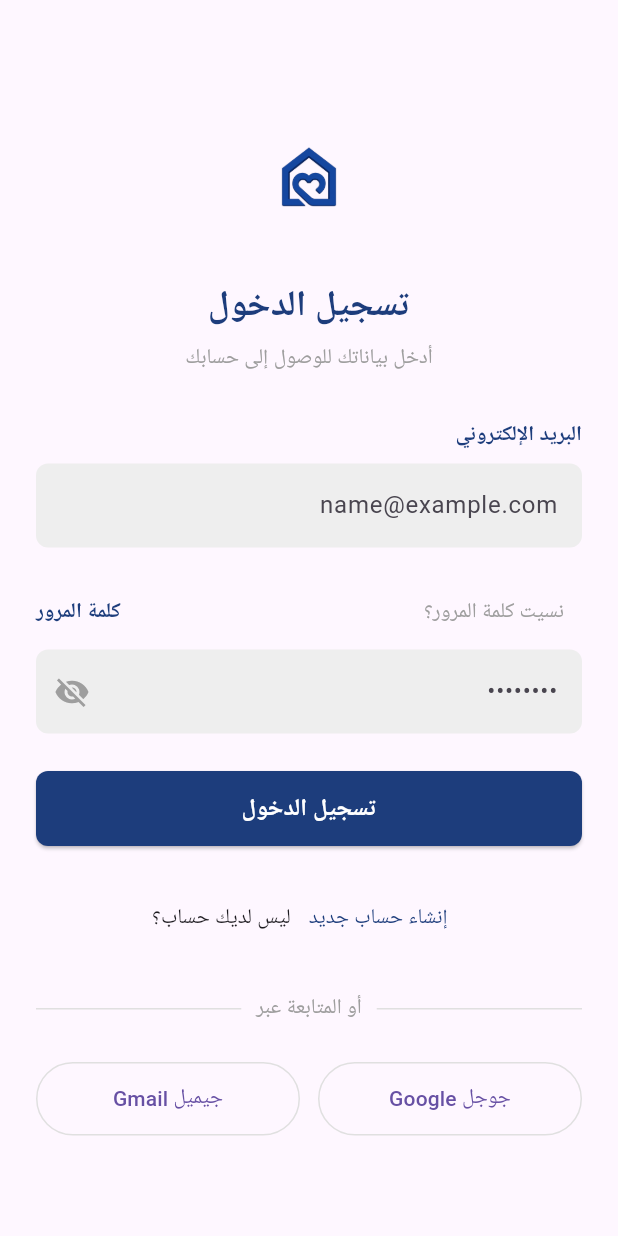
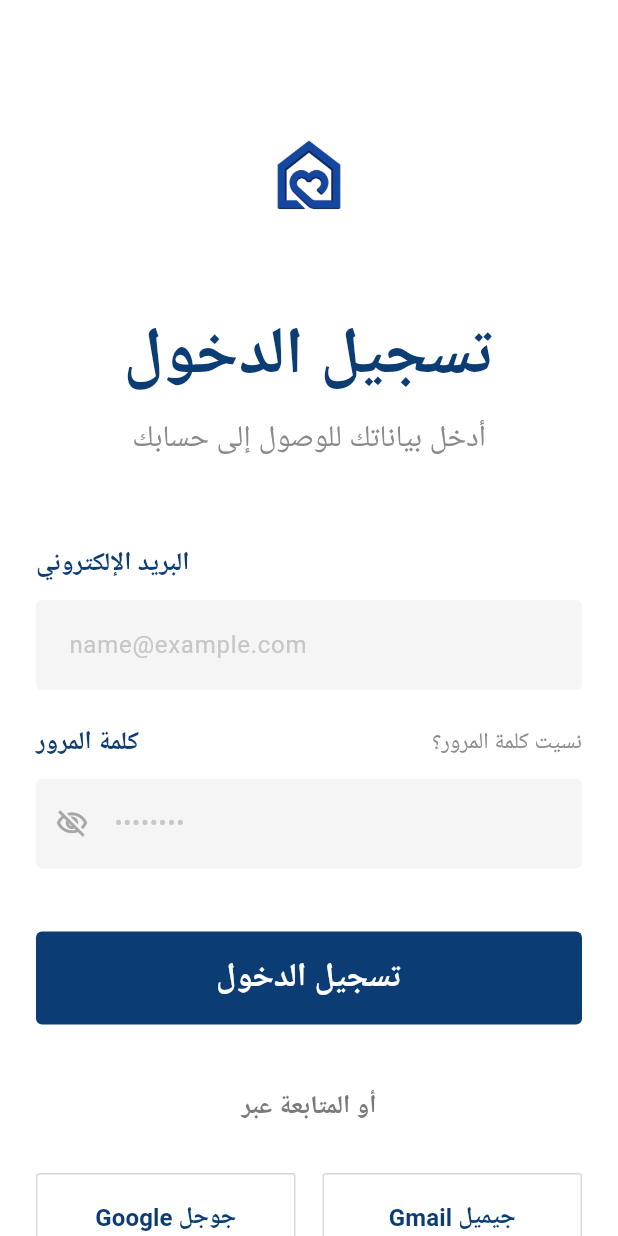
Before and after one commit to deema-ashraf-jaber/rentease, a Flutter app: the LoginScreen screen opened by its route, on a phone screen of 412 x 824 dp. Run offline on Flutter 3.47's test engine with Material 3 defaults, Android fonts, the light colour scheme and no system bars; our stand-ins replace get, get_storage, iconsax, logger, smooth_page_indicator; accounts and stored records are empty.

Commit message:
Update authentication screens and constants

```diff
--- a/lib/features/authentication/screens/login/login.dart
+++ b/lib/features/authentication/screens/login/login.dart
@@ -1,10 +1,7 @@
 import 'package:flutter/material.dart';
 
-import '../../../../utils/constants/sizes.dart';
-import 'widgets/login_divider.dart';
+import 'widgets/login_header.dart';
 import 'widgets/login_form.dart';
-import 'widgets/login_header.dart';
-import 'widgets/social_buttons.dart';
 
 class LoginScreen extends StatelessWidget {
   const LoginScreen({super.key});
@@ -14,23 +11,19 @@ class LoginScreen extends StatelessWidget {
     return const Directionality(
       textDirection: TextDirection.rtl,
       child: Scaffold(
-        body: SingleChildScrollView(
+        backgroundColor: Colors.white,
+        body: SafeArea(
+          child: SingleChildScrollView(
             child: Padding(
-            padding: EdgeInsets.symmetric(
-              horizontal: TSizes.defaultSpace,
-              vertical: TSizes.defaultSpace * 2,
-            ),
+              padding: EdgeInsets.symmetric(horizontal: 24),
               child: Column(
                 children: [
-                SizedBox(height: 30),
+                  SizedBox(height: 70),
                   TLoginHeader(),
-                SizedBox(height: 30),
+                  SizedBox(height: 55),
                   TLoginForm(),
-                SizedBox(height: 25),
-                TLoginDivider(),
-                SizedBox(height: 25),
-                TSocialButtons(),
                 ],
+              ),
             ),
           ),
         ),
--- a/lib/features/authentication/screens/login/widgets/login_divider.dart
+++ b/lib/features/authentication/screens/login/widgets/login_divider.dart
@@ -5,18 +5,15 @@ class TLoginDivider extends StatelessWidget {
 
   @override
   Widget build(BuildContext context) {
-    return Row(
-      children: [
-        Expanded(child: Divider(color: Colors.grey.shade300)),
-        const Padding(
-          padding: EdgeInsets.symmetric(horizontal: 10),
-          child: Text(
-            "أو المتابعة عبر",
-            style: TextStyle(color: Colors.grey),
-          ),
+    return const Center(
+      child: Text(
+        "أو المتابعة عبر",
+        style: TextStyle(
+          color: Color(0xff7A7A7A),
+          fontSize: 17,
+          fontWeight: FontWeight.w600,
         ),
-        Expanded(child: Divider(color: Colors.grey.shade300)),
-      ],
+      ),
     );
   }
 }
--- a/lib/features/authentication/screens/login/widgets/login_form.dart
+++ b/lib/features/authentication/screens/login/widgets/login_form.dart
@@ -2,6 +2,9 @@ import 'package:flutter/material.dart';
 import 'package:get/get.dart';
 
 import '../../signup/signup.dart';
+import '../../../../../utils/constants/colors.dart';
+import 'login_divider.dart';
+import 'social_buttons.dart';
 
 class TLoginForm extends StatelessWidget {
   const TLoginForm({super.key});
@@ -11,105 +14,216 @@ class TLoginForm extends StatelessWidget {
     return Form(
       child: Column(
         crossAxisAlignment: CrossAxisAlignment.stretch,
+        children: const [
+          _EmailField(),
+          SizedBox(height: 22),
+          _PasswordField(),
+          SizedBox(height: 42),
+          _LoginButton(),
+          SizedBox(height: 42),
+          TLoginDivider(),
+          SizedBox(height: 32),
+          TSocialButtons(),
+          SizedBox(height: 48),
+          _SignupFooter(),
+        ],
+      ),
+    );
+  }
+}
+
+class _EmailField extends StatelessWidget {
+  const _EmailField();
+
+  @override
+  Widget build(BuildContext context) {
+    return Column(
+      crossAxisAlignment: CrossAxisAlignment.end,
       children: [
-          const Align(
-            alignment: Alignment.centerRight,
-            child: Text(
+        const Text(
           "البريد الإلكتروني",
           style: TextStyle(
-                fontWeight: FontWeight.w600,
-                color: Color(0xFF1D3D7C),
+            color: TColors.PrimaryColor,
+            fontSize: 17,
+            fontWeight: FontWeight.w700,
           ),
         ),
+        const SizedBox(height: 12),
+        TextFormField(
+          textDirection: TextDirection.ltr,
+          textAlign: TextAlign.left,
+          keyboardType: TextInputType.emailAddress,
+          decoration: _inputDecoration("name@example.com"),
         ),
-          const SizedBox(height: 8),
+      ],
+    );
+  }
+}
 
-          TextFormField(
-            keyboardType: TextInputType.emailAddress,
-            decoration: InputDecoration(
-              hintText: "name@example.com",
-              filled: true,
-              fillColor: Colors.grey.shade200,
-              border: OutlineInputBorder(
-                borderRadius: BorderRadius.circular(8),
-                borderSide: BorderSide.none,
-              ),
-            ),
-          ),
+class _PasswordField extends StatefulWidget {
+  const _PasswordField();
 
-          const SizedBox(height: 20),
+  @override
+  State<_PasswordField> createState() => _PasswordFieldState();
+}
 
+class _PasswordFieldState extends State<_PasswordField> {
+  bool hidePassword = true;
+
+  @override
+  Widget build(BuildContext context) {
+    return Column(
+      children: [
         Row(
           mainAxisAlignment: MainAxisAlignment.spaceBetween,
           children: [
             TextButton(
               onPressed: () {},
+              style: TextButton.styleFrom(
+                padding: EdgeInsets.zero,
+                minimumSize: Size.zero,
+                tapTargetSize: MaterialTapTargetSize.shrinkWrap,
+              ),
               child: const Text(
                 "نسيت كلمة المرور؟",
-                  style: TextStyle(color: Colors.grey),
+                style: TextStyle(
+                  color: Color(0xff8A8A8A),
+                  fontSize: 15,
+                  fontWeight: FontWeight.w500,
+                ),
               ),
             ),
             const Text(
               "كلمة المرور",
               style: TextStyle(
-                  fontWeight: FontWeight.w600,
-                  color: Color(0xFF1D3D7C),
+                color: TColors.PrimaryColor,
+                fontSize: 17,
+                fontWeight: FontWeight.w700,
               ),
             ),
           ],
         ),
-
+        const SizedBox(height: 12),
         TextFormField(
-            obscureText: true,
-            decoration: InputDecoration(
-              hintText: "••••••••",
-              filled: true,
-              fillColor: Colors.grey.shade200,
-              suffixIcon: const Icon(Icons.visibility_off, color: Colors.grey),
-              border: OutlineInputBorder(
-                borderRadius: BorderRadius.circular(8),
-                borderSide: BorderSide.none,
+          obscureText: hidePassword,
+          textDirection: TextDirection.ltr,
+          textAlign: TextAlign.left,
+          decoration: _inputDecoration(
+            "••••••••",
+            suffixIcon: IconButton(
+              onPressed: () {
+                setState(() {
+                  hidePassword = !hidePassword;
+                });
+              },
+              icon: Icon(
+                hidePassword
+                    ? Icons.visibility_off_outlined
+                    : Icons.visibility_outlined,
+                color: const Color(0xffA7A7A7),
+                size: 22,
               ),
             ),
           ),
+        ),
+      ],
+    );
+  }
+}
 
-          const SizedBox(height: 25),
+InputDecoration _inputDecoration(String hint, {Widget? suffixIcon}) {
+  return InputDecoration(
+    hintText: hint,
+    hintStyle: const TextStyle(
+      color: Color(0xffC7C7C7),
+      fontSize: 16,
+      fontWeight: FontWeight.w400,
+    ),
+    filled: true,
+    fillColor: const Color(0xffF5F5F5),
+    suffixIcon: suffixIcon,
+    contentPadding: const EdgeInsets.symmetric(
+      horizontal: 18,
+      vertical: 18,
+    ),
+    border: OutlineInputBorder(
+      borderRadius: BorderRadius.circular(4),
+      borderSide: BorderSide.none,
+    ),
+    enabledBorder: OutlineInputBorder(
+      borderRadius: BorderRadius.circular(4),
+      borderSide: BorderSide.none,
+    ),
+    focusedBorder: OutlineInputBorder(
+      borderRadius: BorderRadius.circular(4),
+      borderSide: BorderSide.none,
+    ),
+  );
+}
 
-          SizedBox(
-            height: 50,
+class _LoginButton extends StatelessWidget {
+  const _LoginButton();
+
+  @override
+  Widget build(BuildContext context) {
+    return SizedBox(
+      height: 62,
       child: ElevatedButton(
         onPressed: () {},
         style: ElevatedButton.styleFrom(
-                backgroundColor: const Color(0xFF1D3D7C),
+          backgroundColor: TColors.PrimaryColor,
           foregroundColor: Colors.white,
+          elevation: 0,
           shape: RoundedRectangleBorder(
-                  borderRadius: BorderRadius.circular(8),
+            borderRadius: BorderRadius.circular(4),
           ),
         ),
         child: const Text(
           "تسجيل الدخول",
-                style: TextStyle(fontSize: 16, fontWeight: FontWeight.w600),
+          style: TextStyle(
+            fontSize: 22,
+            fontWeight: FontWeight.w800,
           ),
         ),
-          ),
-
-          const SizedBox(height: 25),
-
-          Row(
-            mainAxisAlignment: MainAxisAlignment.center,
-            children: [
-              TextButton(
-                onPressed: () => Get.to(() => const SignupScreen()),
-                child: const Text(
-                  "إنشاء حساب جديد",
-                  style: TextStyle(color: Color(0xFF1D3D7C)),
-                ),
-              ),
-              const Text("ليس لديك حساب؟"),
-            ],
-          ),
-        ],
       ),
     );
   }
 }
+
+class _SignupFooter extends StatelessWidget {
+  const _SignupFooter();
+
+  @override
+  Widget build(BuildContext context) {
+    return Row(
+      mainAxisAlignment: MainAxisAlignment.center,
+      children: [
+        const Text(
+          "ليس لديك حساب؟",
+          style: TextStyle(
+            color: Color(0xff777777),
+            fontSize: 15,
+            fontWeight: FontWeight.w500,
+          ),
+        ),
+        const SizedBox(width: 4),
+        TextButton(
+          onPressed: () => Get.to(() => const SignupScreen()),
+          style: TextButton.styleFrom(
+            padding: EdgeInsets.zero,
+            minimumSize: Size.zero,
+            tapTargetSize: MaterialTapTargetSize.shrinkWrap,
+          ),
+          child: const Text(
+            "إنشاء حساب جديد",
+            style: TextStyle(
+              color: TColors.PrimaryColor,
+              fontSize: 15,
+              fontWeight: FontWeight.w800,
+            ),
+          ),
+        ),
+      ],
+    );
+  }
+}
--- a/lib/features/authentication/screens/login/widgets/login_header.dart
+++ b/lib/features/authentication/screens/login/widgets/login_header.dart
@@ -1,5 +1,6 @@
 import 'package:flutter/material.dart';
 
+import '../../../../../utils/constants/colors.dart';
 import '../../../../../utils/constants/image_strings.dart';
 
 class TLoginHeader extends StatelessWidget {
@@ -10,22 +11,25 @@ class TLoginHeader extends StatelessWidget {
     return Column(
       children: [
         Image.asset(
-          TImages.logo,
-          height: 90,
+          TImages.logo, // غيّريه حسب اسم اللوغو عندك
+          height: 105,
         ),
-        const SizedBox(height: 20),
-        Text(
+        const SizedBox(height: 30),
+        const Text(
           "تسجيل الدخول",
-          style: Theme.of(context).textTheme.headlineSmall?.copyWith(
-            fontWeight: FontWeight.bold,
-            color: const Color(0xFF1D3D7C),
+          style: TextStyle(
+            color: TColors.PrimaryColor,
+            fontSize: 44,
+            fontWeight: FontWeight.w800,
           ),
         ),
         const SizedBox(height: 8),
-        Text(
+        const Text(
           "أدخل بياناتك للوصول إلى حسابك",
-          style: Theme.of(context).textTheme.bodyMedium?.copyWith(
-            color: Colors.grey,
+          style: TextStyle(
+            color: Color(0xff8A8A8A),
+            fontSize: 20,
+            fontWeight: FontWeight.w400,
           ),
         ),
       ],
--- a/lib/features/authentication/screens/login/widgets/social_buttons.dart
+++ b/lib/features/authentication/screens/login/widgets/social_buttons.dart
@@ -1,4 +1,6 @@
 import 'package:flutter/material.dart';
+
+import '../../../../../utils/constants/colors.dart';
 
 class TSocialButtons extends StatelessWidget {
   const TSocialButtons({super.key});
@@ -6,29 +8,49 @@ class TSocialButtons extends StatelessWidget {
   @override
   Widget build(BuildContext context) {
     return Row(
-      children: [
+      children: const [
         Expanded(
-          child: OutlinedButton(
-            onPressed: () {},
-            style: OutlinedButton.styleFrom(
-              padding: const EdgeInsets.symmetric(vertical: 14),
-              side: BorderSide(color: Colors.grey.shade300),
-            ),
-            child: const Text("جوجل Google"),
-          ),
+          child: _SocialButton(text: "جيميل Gmail"),
         ),
-        const SizedBox(width: 12),
+        SizedBox(width: 18),
         Expanded(
-          child: OutlinedButton(
-            onPressed: () {},
-            style: OutlinedButton.styleFrom(
-              padding: const EdgeInsets.symmetric(vertical: 14),
-              side: BorderSide(color: Colors.grey.shade300),
-            ),
-            child: const Text("جيميل Gmail"),
-          ),
+          child: _SocialButton(text: "جوجل Google"),
         ),
       ],
     );
   }
 }
+
+class _SocialButton extends StatelessWidget {
+  const _SocialButton({required this.text});
+
+  final String text;
+
+  @override
+  Widget build(BuildContext context) {
+    return SizedBox(
+      height: 58,
+      child: OutlinedButton(
+        onPressed: () {},
+        style: OutlinedButton.styleFrom(
+          backgroundColor: Colors.white,
+          side: const BorderSide(
+            color: Color(0xffD8D8D8),
+            width: 1,
+          ),
+          shape: RoundedRectangleBorder(
+            borderRadius: BorderRadius.circular(2),
+          ),
+        ),
+        child: Text(
+          text,
+          style: const TextStyle(
+            color: TColors.PrimaryColor,
+            fontSize: 16,
+            fontWeight: FontWeight.w700,
+          ),
+        ),
+      ),
+    );
+  }
+}
--- a/lib/utils/constants/colors.dart
+++ b/lib/utils/constants/colors.dart
@@ -3,7 +3,7 @@ import 'package:flutter/material.dart';
 class TColors {
   TColors._();
 
-  static const Color PrimaryColor = Color(0xFF0D9488);
+  static const Color PrimaryColor = Color(0xFF0B3C73);
   static const Color textColor = Color(0xFF2C3E50);
   static const Color backgroundColor = Color(0xFFF8FDFD);
 }
--- a/pubspec.yaml
+++ b/pubspec.yaml
@@ -39,5 +39,4 @@ flutter:
   assets:
     - assets/images/
     - assets/images/on_boarding_images/
-    - assets/icons/
     - assets/logos/
```
Also changed, not shown: lib/features/authentication/screens/signup/widgets/signup_form.dart (+185 -102 lines), lib/utils/constants/text_strings.dart (+31 -29 lines). Lines whose indentation alone changed are shown as unchanged.
